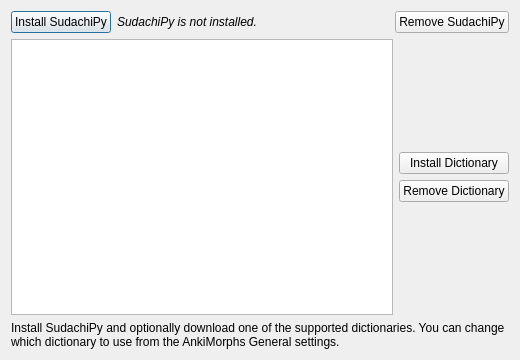
Old version of the form prioritysieve/ui/sudachi_manager_dialog.ui in the repository travv0/prioritysieve.
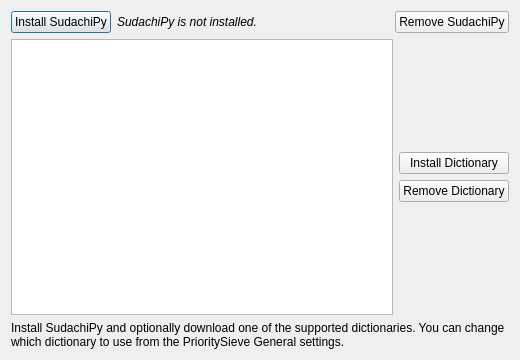
New version of the form.

What changed in the file:
```diff
--- a/prioritysieve/ui/sudachi_manager_dialog.ui
+++ b/prioritysieve/ui/sudachi_manager_dialog.ui
@@ -111,7 +111,7 @@
    <item>
     <widget class="QLabel" name="infoLabel">
      <property name="text">
-      <string>Install SudachiPy and optionally download one of the supported dictionaries. You can change which dictionary to use from the AnkiMorphs General settings.</string>
+      <string>Install SudachiPy and optionally download one of the supported dictionaries. You can change which dictionary to use from the PrioritySieve General settings.</string>
      </property>
      <property name="wordWrap">
       <bool>true</bool>
```
